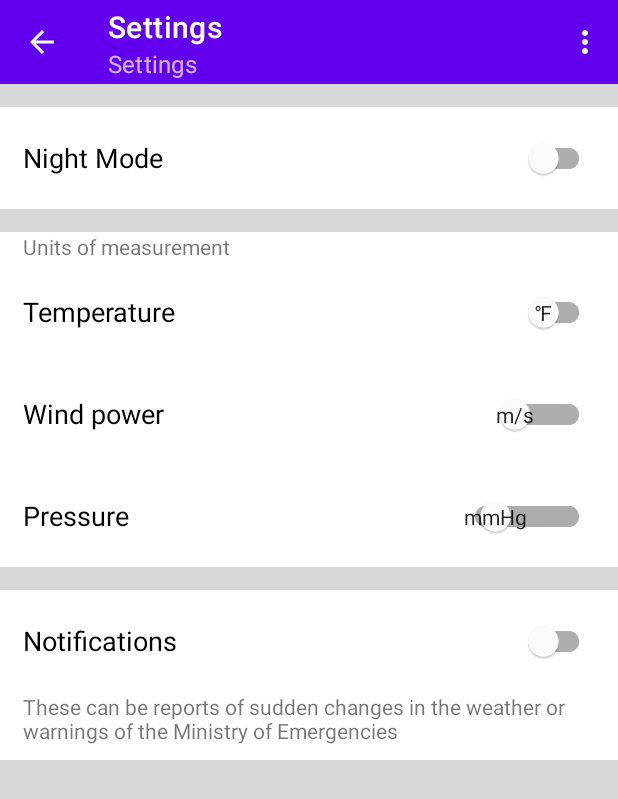
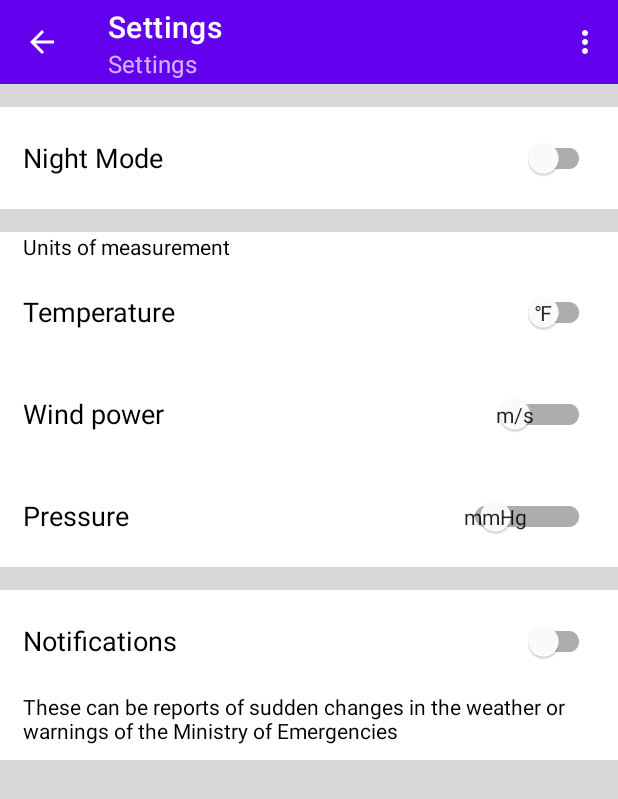
Before and after one commit to magzyumov/WeatherApp, an Android app: the screen it shows after launch (MainActivity), in the options menu, after a tap on "Settings", on a phone screen of 412 x 824 dp. Shown: the top 799 px of the screen. Run offline under Robolectric (Android 15) with nearby library versions, the phone set to English and light mode, and no system bars.

Commit message:
Замечание к уроку №7 устранено

```diff
--- a/WeatherApp/app/src/main/res/layout/fragment_settings.xml
+++ b/WeatherApp/app/src/main/res/layout/fragment_settings.xml
@@ -30,6 +30,7 @@
                 android:layout_marginRight="15dp"
                 android:layout_marginBottom="10dp"
                 android:text="@string/settings_NightMode"
+                android:textColor="@color/colorBlack"
                 android:textSize="18sp" />
         </LinearLayout>
 
@@ -46,6 +47,7 @@
                 android:layout_height="wrap_content"
                 android:layout_marginLeft="15dp"
                 android:layout_marginRight="15dp"
+                android:textColor="@color/colorBlack"
                 android:text="@string/settings_EUText" />
 
 
@@ -59,6 +61,7 @@
                 android:layout_marginBottom="10dp"
                 android:text="@string/settings_TempEU"
                 app:showText="true"
+                android:textColor="@color/colorBlack"
                 android:textOff="@string/fahrenheit"
                 android:textOn="@string/celsius"
                 android:textSize="18sp"
@@ -73,6 +76,7 @@
                 android:layout_marginRight="15dp"
                 android:layout_marginBottom="10dp"
                 app:showText="true"
+                android:textColor="@color/colorBlack"
                 android:text="@string/settings_WindEU"
                 android:textOff="@string/windEUOne"
                 android:textOn="@string/windEUTwo"
@@ -87,6 +91,7 @@
                 android:layout_marginRight="15dp"
                 android:layout_marginBottom="10dp"
                 app:showText="true"
+                android:textColor="@color/colorBlack"
                 android:text="@string/settings_PressureEU"
                 android:textOff="@string/pressEUOne"
                 android:textOn="@string/pressEUTwo"
@@ -108,6 +113,7 @@
                 android:layout_marginTop="10dp"
                 android:layout_marginRight="15dp"
                 android:layout_marginBottom="10dp"
+                android:textColor="@color/colorBlack"
                 android:text="@string/settings_Notice"
                 android:textSize="18sp" />
 
@@ -118,6 +124,7 @@
                 android:layout_marginLeft="15dp"
                 android:layout_marginRight="15dp"
                 android:layout_marginBottom="10dp"
+                android:textColor="@color/colorBlack"
                 android:text="@string/settings_NoticeText" />
         </LinearLayout>
 
--- a/WeatherApp/app/src/main/res/values-night/styles.xml
+++ b/WeatherApp/app/src/main/res/values-night/styles.xml
@@ -1,6 +1,6 @@
 
 <resources>
-    <style name="AppTheme" parent="Theme.MaterialComponents.Light.NoActionBar">
+    <style name="AppTheme" parent="Theme.MaterialComponents.NoActionBar">
         <!-- Customize your theme here. -->
         <item name="colorPrimary">@color/colorPrimary</item>
         <item name="colorPrimaryDark">@color/colorPrimaryDark</item>
```
